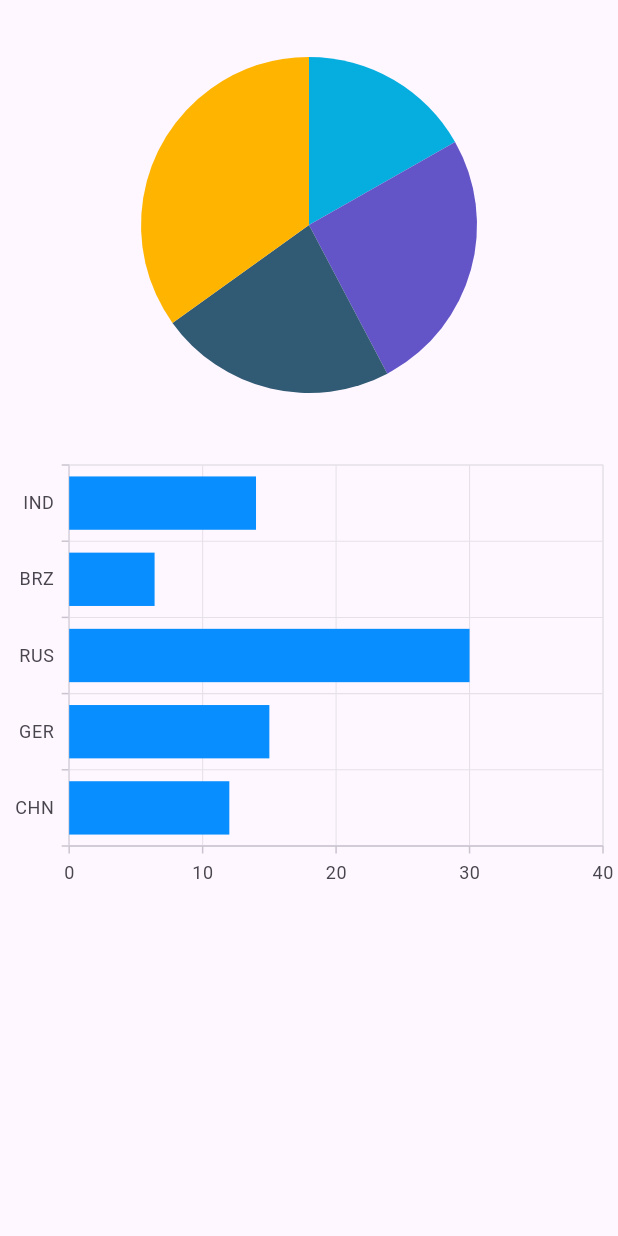
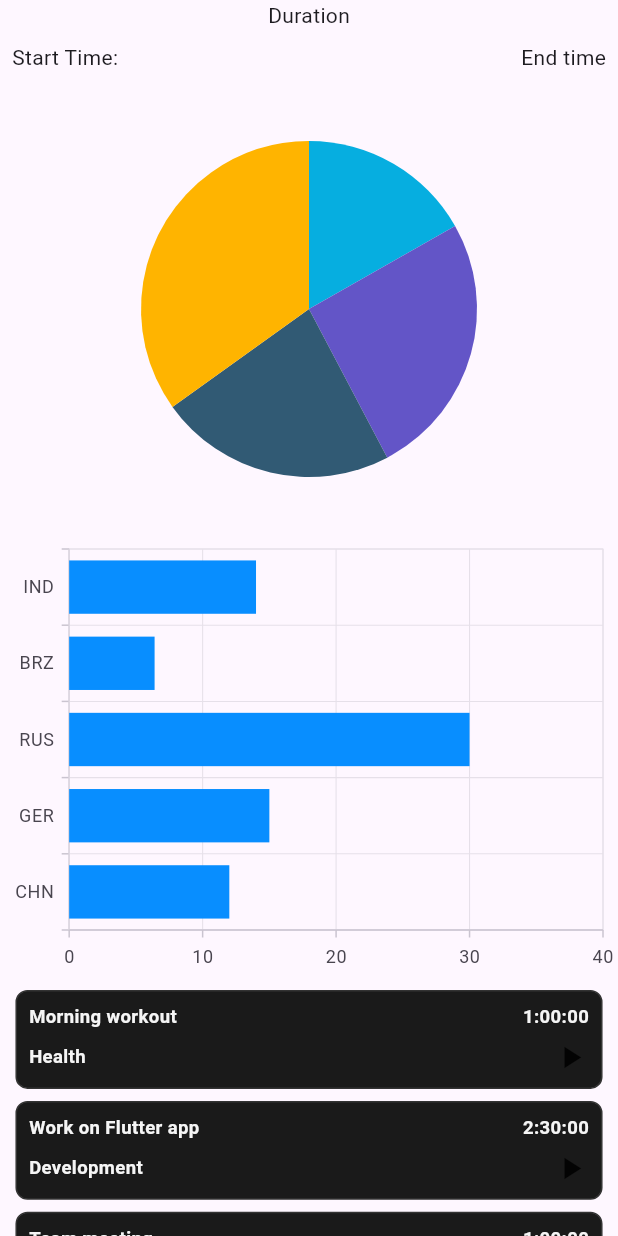
Before and after one commit to weird-akshat/hacksomethorns-frontend, a Flutter app: the CategoryDetailedAnalytics screen opened directly, on a phone screen of 412 x 824 dp. Run offline on Flutter 3.47's test engine with Material 3 defaults, Android fonts, the phone set to English and light mode, and no system bars; our stand-ins replace syncfusion_flutter_charts.

Commit message:
added home page and made the structure of the category_detailed_analytics page

```diff
--- a/frontend/lib/main.dart
+++ b/frontend/lib/main.dart
@@ -1,5 +1,6 @@
 import 'package:flutter/material.dart';
 import 'package:flutter/services.dart';
+import 'package:frontend/time_tracking/home.dart';
 import 'package:frontend/time_tracking/time_tracking_analysis/widgets/category_detailed_analytics.dart';
 import 'package:frontend/time_tracking/time_tracking_logging/pages/time_tracking_page.dart';
 import 'package:frontend/time_tracking/time_tracking_analysis/pages/category_analytics.dart';
@@ -21,7 +22,7 @@ class MyApp extends StatelessWidget {
   @override
   Widget build(BuildContext context) {
     return MaterialApp(
-      home: CategoryDetailedAnalytics(),
+      home: Home(),
       theme: ThemeData.light(),
     );
   }
--- a/frontend/lib/time_tracking/time_tracking_analysis/widgets/category_detailed_analytics.dart
+++ b/frontend/lib/time_tracking/time_tracking_analysis/widgets/category_detailed_analytics.dart
@@ -1,4 +1,6 @@
 import 'package:flutter/material.dart';
+import 'package:frontend/time_tracking/entities/time_entry.dart';
+import 'package:frontend/time_tracking/time_tracking_logging/widgets/time_entry_widget.dart';
 import 'package:syncfusion_flutter_charts/charts.dart';
 
 class CategoryDetailedAnalytics extends StatefulWidget {
@@ -27,6 +29,54 @@ class _CategoryDetailedAnalyticsState extends State<CategoryDetailedAnalytics> {
     super.initState();
   }
 
+  List<TimeEntry> list = [
+    TimeEntry(
+      description: "Morning workout",
+      timeEntryId: "te1",
+      userId: "u1",
+      startTime: DateTime(2025, 6, 17, 6, 0),
+      endTime: DateTime(2025, 6, 17, 7, 0),
+      categoryId: 101,
+      categoryName: "Health",
+    ),
+    TimeEntry(
+      description: "Work on Flutter app",
+      timeEntryId: "te2",
+      userId: "u1",
+      startTime: DateTime(2025, 6, 17, 9, 0),
+      endTime: DateTime(2025, 6, 17, 11, 30),
+      categoryId: 102,
+      categoryName: "Development",
+    ),
+    TimeEntry(
+      description: "Team meeting",
+      timeEntryId: "te3",
+      userId: "u1",
+      startTime: DateTime(2025, 6, 17, 12, 0),
+      endTime: DateTime(2025, 6, 17, 13, 0),
+      categoryId: 103,
+      categoryName: "Meetings",
+    ),
+    TimeEntry(
+      description: "Lunch and break",
+      timeEntryId: "te4",
+      userId: "u1",
+      startTime: DateTime(2025, 6, 17, 13, 0),
+      endTime: DateTime(2025, 6, 17, 14, 0),
+      categoryId: 104,
+      categoryName: "Break",
+    ),
+    TimeEntry(
+      description: "Reading ML book",
+      timeEntryId: "te5",
+      userId: "u1",
+      startTime: DateTime(2025, 6, 17, 15, 0),
+      endTime: DateTime(2025, 6, 17, 16, 15),
+      categoryId: 105,
+      categoryName: "Learning",
+    ),
+  ];
+
   @override
   Widget build(BuildContext context) {
     final List<ChartData> chartData = [
@@ -36,11 +86,23 @@ class _CategoryDetailedAnalyticsState extends State<CategoryDetailedAnalytics> {
       ChartData('Others', 52)
     ];
     return Scaffold(
-      body: Center(
+      body: SafeArea(
+        child: Center(
+          child: SingleChildScrollView(
             child: Column(
               children: [
-            Container(
-              child: SfCircularChart(
+                Text('Duration'),
+                Padding(
+                  padding: const EdgeInsets.all(8.0),
+                  child: Row(
+                    mainAxisAlignment: MainAxisAlignment.spaceBetween,
+                    children: [
+                      Text('Start Time: '),
+                      Text('End time'),
+                    ],
+                  ),
+                ),
+                SfCircularChart(
                   series: <CircularSeries>[
                     // Render pie chart
                     PieSeries<ChartData, String>(
@@ -49,7 +111,6 @@ class _CategoryDetailedAnalyticsState extends State<CategoryDetailedAnalytics> {
                         xValueMapper: (ChartData data, _) => data.x,
                         yValueMapper: (ChartData data, _) => data.y)
                   ],
-              ),
                 ),
                 SfCartesianChart(
                     primaryXAxis: CategoryAxis(),
@@ -63,8 +124,17 @@ class _CategoryDetailedAnalyticsState extends State<CategoryDetailedAnalytics> {
                           yValueMapper: (ChartData data, _) => data.y,
                           name: 'Gold',
                           color: Color.fromRGBO(8, 142, 255, 1))
-                ])
+                    ]),
+                ListView.builder(
+                    shrinkWrap: true,
+                    physics: NeverScrollableScrollPhysics(),
+                    itemCount: list.length,
+                    itemBuilder: (context, index) {
+                      return TimeEntryWidget(timeEntry: list[index]);
+                    })
               ],
+            ),
+          ),
         ),
       ),
     );
```
Also changed, not shown: frontend/lib/time_tracking/home.dart (added, +67 -0 lines). Lines whose indentation alone changed are shown as unchanged.
